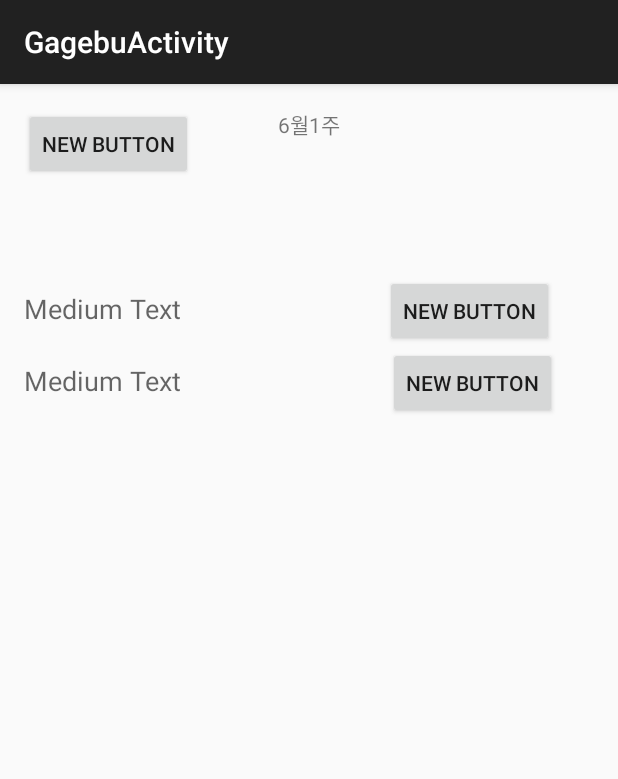
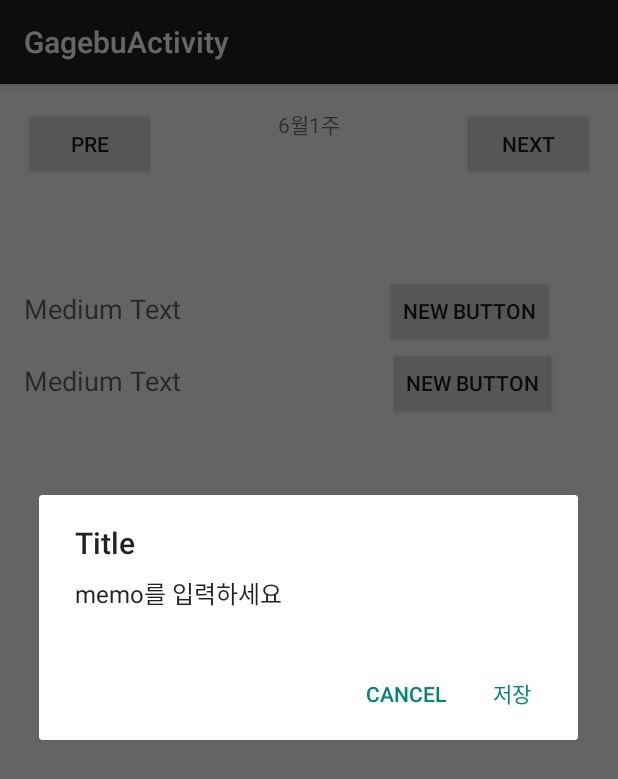
Before and after one commit to JaesungMoon/myapplication, an Android app: the GagebuActivity screen opened directly, with no data from a screen before it, after a tap on "NEW BUTTON", on a phone screen of 412 x 824 dp. Shown: the top 779 px of the screen. Run offline under Robolectric (Android 15) with nearby library versions, the phone set to English and light mode, and no system bars.

Commit message:
메모버튼에 얼럿다이얼로그 추가

```diff
--- a/MyApplication/app/src/main/java/com/example/jaesungmoon/myapplication/GagebuActivity.java
+++ b/MyApplication/app/src/main/java/com/example/jaesungmoon/myapplication/GagebuActivity.java
@@ -1,5 +1,7 @@
 package com.example.jaesungmoon.myapplication;
 
+import android.app.AlertDialog;
+import android.content.DialogInterface;
 import android.os.Bundle;
 import android.support.v7.app.ActionBarActivity;
 import android.view.View;
@@ -10,20 +12,53 @@ import android.widget.TextView;
 public class GagebuActivity extends ActionBarActivity implements View.OnClickListener{
 
     TextView textViewWeek;
-    int week;
+    int week = 1;
+
     @Override
     protected void onCreate(Bundle savedInstanceState) {
         super.onCreate(savedInstanceState);
         setContentView(R.layout.activity_gagebu);
-        Button btnChangeWeek = (Button)findViewById(R.id.buttonChangeWeek);
-        btnChangeWeek.setOnClickListener(this);
+        Button buttonChangeWeekPre = (Button)findViewById(R.id.buttonChangeWeekPre);
+        Button buttonChangeWeekNext = (Button)findViewById(R.id.buttonChangeWeekNext);
+        buttonChangeWeekPre.setOnClickListener(this);
+        buttonChangeWeekNext.setOnClickListener(this);
         textViewWeek = (TextView)findViewById(R.id.textViewWeek);
+
+
+        Button btnWeek01 = (Button)findViewById(R.id.buttonWeek01);
+        Button btnWeek02 = (Button)findViewById(R.id.buttonWeek02);
+
+        btnWeek01.setOnClickListener(weekClickListener);
+        btnWeek02.setOnClickListener(weekClickListener);
 
     }
 
     @Override
     public void onClick(View v) {
-        week++;
+        switch (v.getId()){
+            case R.id.buttonChangeWeekPre:
+                week--;
+                break;
+            case R.id.buttonChangeWeekNext:
+                week++;
+                break;
+            case R.id.buttonWeek01:
+                break;
+        }
         textViewWeek.setText("6월" + week + "주");
     }
+
+    View.OnClickListener weekClickListener = new View.OnClickListener(){
+
+        @Override
+        public void onClick(View v) {
+            AlertDialog.Builder alertDialogBuilder = new AlertDialog.Builder(GagebuActivity.this);
+            alertDialogBuilder.setTitle("Title");
+            alertDialogBuilder.setMessage("memo를 입력하세요");
+            alertDialogBuilder.setNegativeButton("Cancel",alertClickListener);
+            alertDialogBuilder.setPositiveButton("저장",alertClickListener);
+            alertDialogBuilder.show();
+        }
+    };
+    DialogInterface.OnClickListener alertClickListener;
 }
--- a/MyApplication/app/src/main/res/layout/activity_gagebu.xml
+++ b/MyApplication/app/src/main/res/layout/activity_gagebu.xml
@@ -15,8 +15,16 @@
     <Button
         android:layout_width="wrap_content"
         android:layout_height="wrap_content"
-        android:text="New Button"
-        android:id="@+id/buttonChangeWeek" />
+        android:text="pre"
+        android:id="@+id/buttonChangeWeekPre" />
+    <Button
+        android:layout_width="wrap_content"
+        android:layout_height="wrap_content"
+        android:text="Next"
+        android:id="@+id/buttonChangeWeekNext"
+        android:layout_alignParentTop="true"
+        android:layout_alignParentRight="true"
+        android:layout_alignParentEnd="true" />
 
     <LinearLayout
         android:orientation="vertical"
@@ -46,7 +54,7 @@
                 android:layout_width="wrap_content"
                 android:layout_height="wrap_content"
                 android:text="New Button"
-                android:id="@+id/button" />
+                android:id="@+id/buttonWeek01" />
         </LinearLayout>
 
         <LinearLayout
@@ -68,7 +76,7 @@
                 android:layout_width="wrap_content"
                 android:layout_height="wrap_content"
                 android:text="New Button"
-                android:id="@+id/button2" />
+                android:id="@+id/buttonWeek02" />
         </LinearLayout>
 
     </LinearLayout>
```
